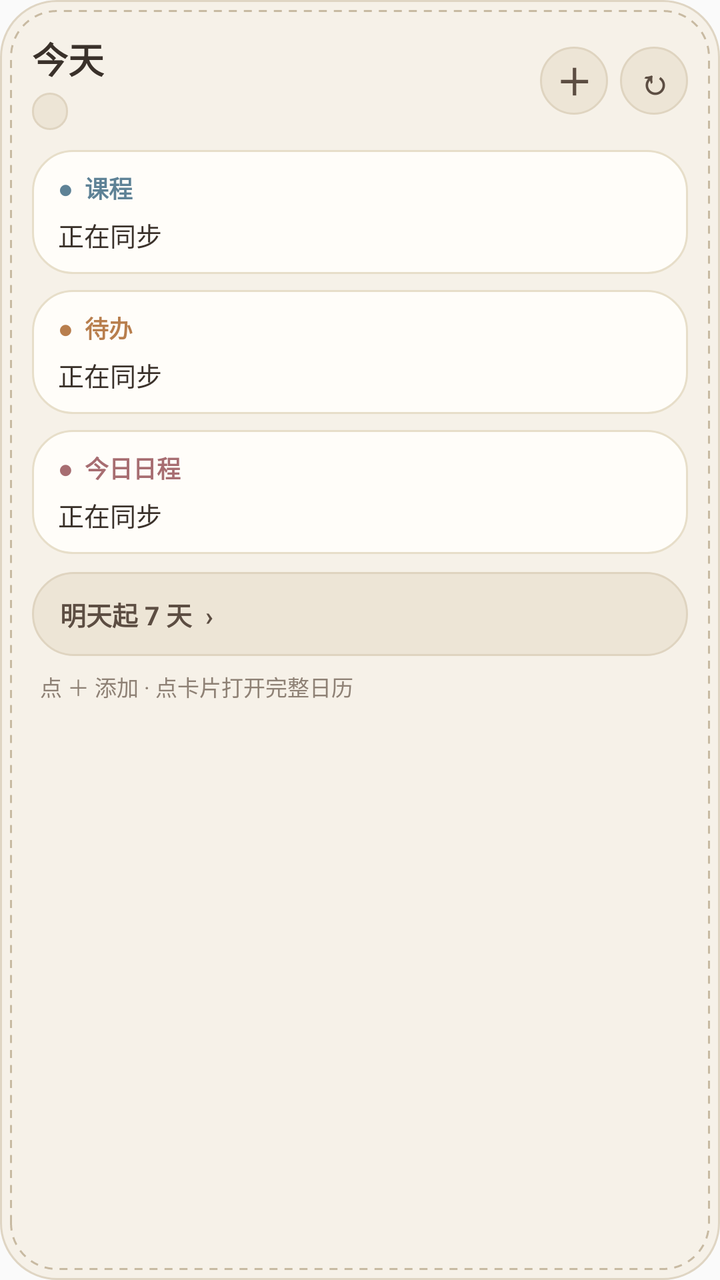
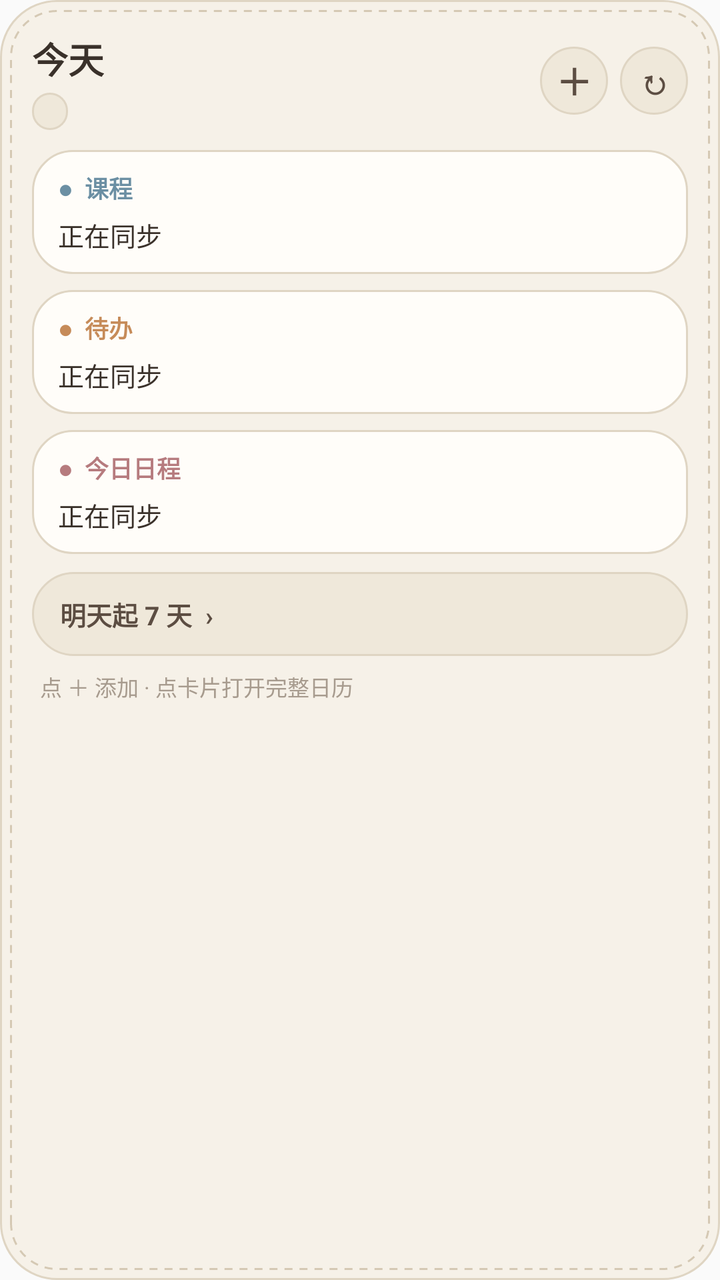

Compare the two renders of this Android layout. The source of the first and the diff that turns it into the second are given below.
<!-- AndroidManifest.xml: application theme android:Theme.Material.Light.NoActionBar -->
<!-- res/layout/calendar_widget.xml -->
<LinearLayout xmlns:android="http://schemas.android.com/apk/res/android"
    android:id="@+id/widgetRoot"
    android:layout_width="match_parent"
    android:layout_height="match_parent"
    android:orientation="vertical"
    android:padding="16dp"
    android:background="@drawable/widget_bg">

    
    <LinearLayout
        android:layout_width="match_parent"
        android:layout_height="wrap_content"
        android:orientation="horizontal"
        android:gravity="center_vertical"
        android:paddingBottom="10dp">

        <LinearLayout
            android:layout_width="0dp"
            android:layout_weight="1"
            android:layout_height="wrap_content"
            android:orientation="vertical">

            <TextView
                android:id="@+id/title"
                android:layout_width="wrap_content"
                android:layout_height="wrap_content"
                android:text="今天"
                android:textSize="18sp"
                android:textStyle="bold"
                android:textColor="#3A312A" />

            <TextView
                android:id="@+id/weekBadge"
                android:layout_width="wrap_content"
                android:layout_height="wrap_content"
                android:layout_marginTop="4dp"
                android:paddingLeft="9dp"
                android:paddingRight="9dp"
                android:paddingTop="2dp"
                android:paddingBottom="2dp"
                android:background="@drawable/widget_pill_bg"
                android:text=""
                android:textSize="11sp"
                android:textStyle="bold"
                android:textColor="#6B5C50" />
        </LinearLayout>

        <TextView
            android:id="@+id/add"
            android:layout_width="34dp"
            android:layout_height="34dp"
            android:layout_marginRight="6dp"
            android:gravity="center"
            android:background="@drawable/widget_pill_bg"
            android:text="＋"
            android:textSize="18sp"
            android:textStyle="bold"
            android:textColor="#5C4D42"
            android:contentDescription="添加事项" />

        <TextView
            android:id="@+id/refresh"
            android:layout_width="34dp"
            android:layout_height="34dp"
            android:gravity="center"
            android:background="@drawable/widget_pill_bg"
            android:text="↻"
            android:textSize="17sp"
            android:textStyle="bold"
            android:textColor="#5C4D42"
            android:contentDescription="刷新" />
    </LinearLayout>

    
    <LinearLayout
        android:id="@+id/courseSection"
        android:layout_width="match_parent"
        android:layout_height="wrap_content"
        android:orientation="vertical"
        android:paddingLeft="13dp"
        android:paddingRight="13dp"
        android:paddingTop="10dp"
        android:paddingBottom="10dp"
        android:background="@drawable/widget_section_bg">

        <TextView
            android:layout_width="match_parent"
            android:layout_height="wrap_content"
            android:text="●  课程"
            android:textSize="12sp"
            android:textStyle="bold"
            android:textColor="#5E8296" />

        <TextView
            android:id="@+id/course"
            android:layout_width="match_parent"
            android:layout_height="wrap_content"
            android:layout_marginTop="5dp"
            android:lineSpacingExtra="3dp"
            android:text="正在同步"
            android:textSize="13sp"
            android:textColor="#3A312A" />
    </LinearLayout>

    
    <LinearLayout
        android:id="@+id/todoSection"
        android:layout_width="match_parent"
        android:layout_height="wrap_content"
        android:layout_marginTop="8dp"
        android:orientation="vertical"
        android:paddingLeft="13dp"
        android:paddingRight="13dp"
        android:paddingTop="10dp"
        android:paddingBottom="10dp"
        android:background="@drawable/widget_section_bg">

        <TextView
            android:layout_width="match_parent"
            android:layout_height="wrap_content"
            android:text="●  待办"
            android:textSize="12sp"
            android:textStyle="bold"
            android:textColor="#B87E4D" />

        <TextView
            android:id="@+id/todo"
            android:layout_width="match_parent"
            android:layout_height="wrap_content"
            android:layout_marginTop="5dp"
            android:lineSpacingExtra="3dp"
            android:text="正在同步"
            android:textSize="13sp"
            android:textColor="#3A312A" />
    </LinearLayout>

    
    <LinearLayout
        android:id="@+id/scheduleSection"
        android:layout_width="match_parent"
        android:layout_height="wrap_content"
        android:layout_marginTop="8dp"
        android:orientation="vertical"
        android:paddingLeft="13dp"
        android:paddingRight="13dp"
        android:paddingTop="10dp"
        android:paddingBottom="10dp"
        android:background="@drawable/widget_section_bg">

        <TextView
            android:layout_width="match_parent"
            android:layout_height="wrap_content"
            android:text="●  今日日程"
            android:textSize="12sp"
            android:textStyle="bold"
            android:textColor="#A76D71" />

        <TextView
            android:id="@+id/schedule"
            android:layout_width="match_parent"
            android:layout_height="wrap_content"
            android:layout_marginTop="5dp"
            android:lineSpacingExtra="3dp"
            android:text="正在同步"
            android:textSize="13sp"
            android:textColor="#3A312A" />
    </LinearLayout>

    
    <TextView
        android:id="@+id/weekToggle"
        android:layout_width="match_parent"
        android:layout_height="wrap_content"
        android:minHeight="42dp"
        android:layout_marginTop="9dp"
        android:paddingLeft="14dp"
        android:paddingRight="14dp"
        android:paddingTop="10dp"
        android:paddingBottom="10dp"
        android:gravity="center_vertical"
        android:background="@drawable/widget_pill_bg"
        android:text="明天起 7 天  ›"
        android:textSize="13sp"
        android:textStyle="bold"
        android:textColor="#5C4D42" />

    
    <TextView
        android:id="@+id/status"
        android:layout_width="match_parent"
        android:layout_height="wrap_content"
        android:paddingTop="7dp"
        android:paddingLeft="4dp"
        android:ellipsize="end"
        android:singleLine="true"
        android:text="点 ＋ 添加 · 点卡片打开完整日历"
        android:textSize="11sp"
        android:textColor="#8E8175" />
</LinearLayout>
<!-- resources referenced by this layout -->
<resources>
  <!-- drawable widget_bg (drawable) -->
  <layer-list xmlns:android="http://schemas.android.com/apk/res/android">
      <item>
          <shape android:shape="rectangle">
              <solid android:color="#F4F6F1E7" />
              <corners android:radius="28dp" />
              <stroke android:width="1dp" android:color="#DFD5C3" />
          </shape>
      </item>
      <item android:left="5dp" android:top="5dp" android:right="5dp" android:bottom="5dp">
          <shape android:shape="rectangle">
              <solid android:color="#00000000" />
              <corners android:radius="23dp" />
              <stroke android:width="1dp" android:color="#C8BAA2" android:dashWidth="4dp" android:dashGap="3.5dp" />
          </shape>
      </item>
  </layer-list>
  <!-- drawable widget_pill_bg (drawable) -->
  <shape xmlns:android="http://schemas.android.com/apk/res/android" android:shape="rectangle">
      <solid android:color="#EDE5D6" />
      <corners android:radius="999dp" />
      <stroke android:width="1dp" android:color="#DFD4C0" />
  </shape>
  <!-- drawable widget_section_bg (drawable) -->
  <shape xmlns:android="http://schemas.android.com/apk/res/android" android:shape="rectangle">
      <solid android:color="#FFFDF9" />
      <corners android:radius="20dp" />
      <stroke android:width="1dp" android:color="#E7DEC9" />
  </shape>
</resources>

<!-- the commit's change to res/layout/calendar_widget.xml (unified diff, before → after) -->
@@ -1,3 +1,4 @@
+<?xml version="1.0" encoding="utf-8"?>
 <LinearLayout xmlns:android="http://schemas.android.com/apk/res/android"
     android:id="@+id/widgetRoot"
     android:layout_width="match_parent"
@@ -27,7 +28,7 @@
                 android:text="今天"
                 android:textSize="18sp"
                 android:textStyle="bold"
-                android:textColor="#3A312A" />
+                android:textColor="@color/ink_primary" />
 
             <TextView
                 android:id="@+id/weekBadge"
@@ -42,7 +43,7 @@
                 android:text=""
                 android:textSize="11sp"
                 android:textStyle="bold"
-                android:textColor="#6B5C50" />
+                android:textColor="@color/ink_secondary" />
         </LinearLayout>
 
         <TextView
@@ -55,7 +56,7 @@
             android:text="＋"
             android:textSize="18sp"
             android:textStyle="bold"
-            android:textColor="#5C4D42"
+            android:textColor="@color/accent_cocoa"
             android:contentDescription="添加事项" />
 
         <TextView
@@ -67,7 +68,7 @@
             android:text="↻"
             android:textSize="17sp"
             android:textStyle="bold"
-            android:textColor="#5C4D42"
+            android:textColor="@color/accent_cocoa"
             android:contentDescription="刷新" />
     </LinearLayout>
 
@@ -89,7 +90,7 @@
             android:text="●  课程"
             android:textSize="12sp"
             android:textStyle="bold"
-            android:textColor="#5E8296" />
+            android:textColor="@color/yarn_course" />
 
         <TextView
             android:id="@+id/course"
@@ -99,7 +100,7 @@
             android:lineSpacingExtra="3dp"
             android:text="正在同步"
             android:textSize="13sp"
-            android:textColor="#3A312A" />
+            android:textColor="@color/ink_primary" />
     </LinearLayout>
 
     
@@ -121,7 +122,7 @@
             android:text="●  待办"
             android:textSize="12sp"
             android:textStyle="bold"
-            android:textColor="#B87E4D" />
+            android:textColor="@color/yarn_todo" />
 
         <TextView
             android:id="@+id/todo"
@@ -131,7 +132,7 @@
             android:lineSpacingExtra="3dp"
             android:text="正在同步"
             android:textSize="13sp"
-            android:textColor="#3A312A" />
+            android:textColor="@color/ink_primary" />
     </LinearLayout>
 
     
@@ -153,7 +154,7 @@
             android:text="●  今日日程"
             android:textSize="12sp"
             android:textStyle="bold"
-            android:textColor="#A76D71" />
+            android:textColor="@color/yarn_schedule" />
 
         <TextView
             android:id="@+id/schedule"
@@ -163,7 +164,7 @@
             android:lineSpacingExtra="3dp"
             android:text="正在同步"
             android:textSize="13sp"
-            android:textColor="#3A312A" />
+            android:textColor="@color/ink_primary" />
     </LinearLayout>
 
     
@@ -182,7 +183,7 @@
         android:text="明天起 7 天  ›"
         android:textSize="13sp"
         android:textStyle="bold"
-        android:textColor="#5C4D42" />
+        android:textColor="@color/accent_cocoa" />
 
     
     <TextView
@@ -195,5 +196,5 @@
         android:singleLine="true"
         android:text="点 ＋ 添加 · 点卡片打开完整日历"
         android:textSize="11sp"
-        android:textColor="#8E8175" />
+        android:textColor="@color/ink_muted" />
 </LinearLayout>
<!-- resource entries referenced after the edit -->
@@ -1,33 +1,46 @@
 <!-- resources referenced by this layout -->
 <resources>
+  <color name="accent_cocoa">#5C4D42</color>
+  <color name="ink_muted">#A79B8E</color>
+  <color name="ink_primary">#3A312A</color>
+  <color name="ink_secondary">#7D7166</color>
+  <color name="yarn_course">#6B8FA3</color>
+  <color name="yarn_schedule">#B67B7E</color>
+  <color name="yarn_todo">#C68B59</color>
   <!-- drawable widget_bg (drawable) -->
   <layer-list xmlns:android="http://schemas.android.com/apk/res/android">
       <item>
           <shape android:shape="rectangle">
-              <solid android:color="#F4F6F1E7" />
+              <solid android:color="@color/widget_bg_fill" />
               <corners android:radius="28dp" />
-              <stroke android:width="1dp" android:color="#DFD5C3" />
+              <stroke android:width="1dp" android:color="@color/border_linen" />
           </shape>
       </item>
       <item android:left="5dp" android:top="5dp" android:right="5dp" android:bottom="5dp">
           <shape android:shape="rectangle">
-              <solid android:color="#00000000" />
+              <solid android:color="@color/transparent" />
               <corners android:radius="23dp" />
-              <stroke android:width="1dp" android:color="#C8BAA2" android:dashWidth="4dp" android:dashGap="3.5dp" />
+              <stroke android:width="1dp" android:color="@color/stitch_wool" android:dashWidth="4dp" android:dashGap="3.5dp" />
           </shape>
       </item>
   </layer-list>
   <!-- drawable widget_pill_bg (drawable) -->
   <shape xmlns:android="http://schemas.android.com/apk/res/android" android:shape="rectangle">
-      <solid android:color="#EDE5D6" />
+      <solid android:color="@color/surface_sand" />
       <corners android:radius="999dp" />
-      <stroke android:width="1dp" android:color="#DFD4C0" />
+      <stroke android:width="1dp" android:color="@color/border_linen" />
   </shape>
   <!-- drawable widget_section_bg (drawable) -->
   <shape xmlns:android="http://schemas.android.com/apk/res/android" android:shape="rectangle">
-      <solid android:color="#FFFDF9" />
+      <solid android:color="@color/surface_oat" />
       <corners android:radius="20dp" />
-      <stroke android:width="1dp" android:color="#E7DEC9" />
+      <stroke android:width="1dp" android:color="@color/border_linen" />
   </shape>
+  <color name="widget_bg_fill">#F4F6F1E7</color>
+  <color name="border_linen">#DFD5C3</color>
+  <color name="transparent">#00000000</color>
+  <color name="stitch_wool">#D5C9B4</color>
+  <color name="surface_sand">#EFE8DA</color>
+  <color name="surface_oat">#FFFDF9</color>
 </resources>
 
